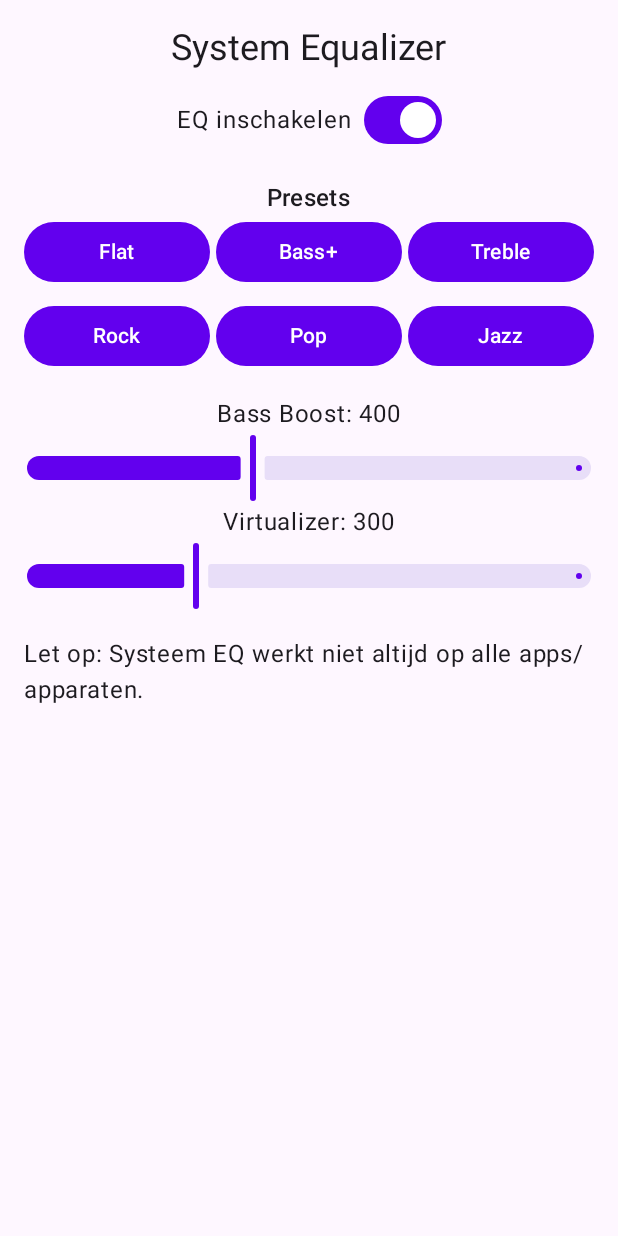
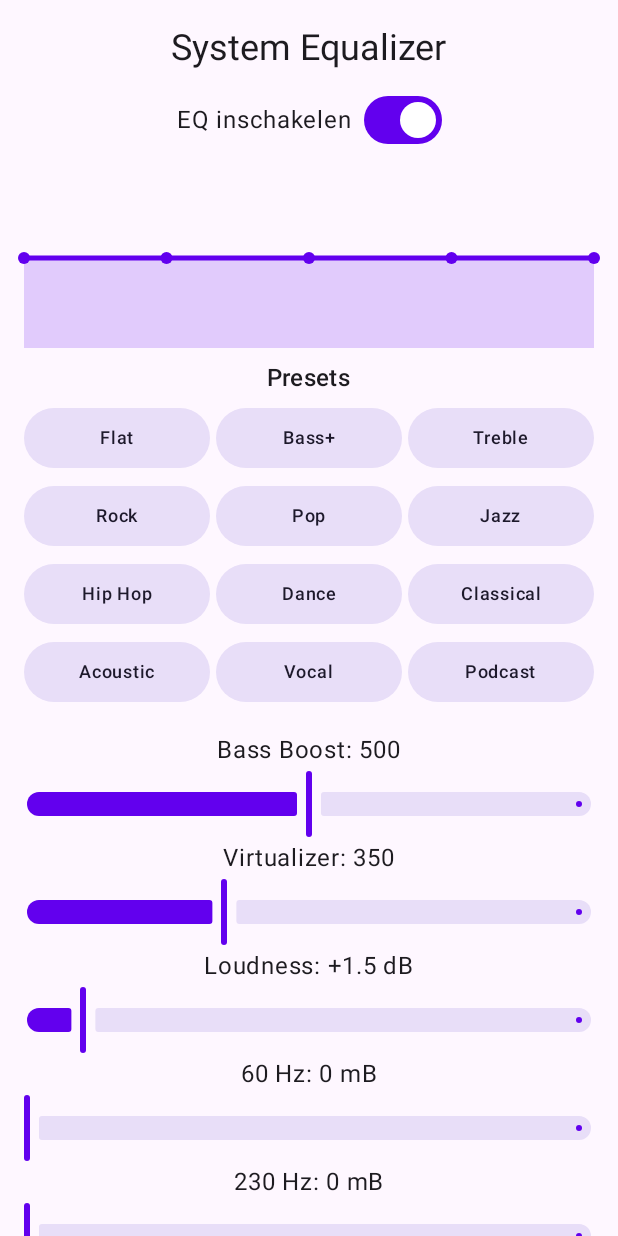
Before and after one commit to stefansdsd-ctrl/Philips-TAH6519-Companion, an Android app built with Jetpack Compose: the EqualizerScreen screen opened through its navigation route, after a tap on "Rock", on a phone screen of 412 x 824 dp. Run offline under Robolectric (Android 15) with nearby library versions, the phone set to English and light mode, and no system bars; 3 other taps on this screen came first.

Commit message:
Add loudness booster, EQ curve and more presets

```diff
--- a/app/src/main/java/com/philips/tah6519companion/ui/screens/MediaAndEqScreens.kt
+++ b/app/src/main/java/com/philips/tah6519companion/ui/screens/MediaAndEqScreens.kt
@@ -5,11 +5,15 @@ import android.content.SharedPreferences
 import android.media.AudioManager
 import android.media.audiofx.BassBoost
 import android.media.audiofx.Equalizer
+import android.media.audiofx.LoudnessEnhancer
 import android.media.audiofx.Virtualizer
 import android.media.session.MediaController
 import android.media.session.MediaSessionManager
+import androidx.compose.foundation.Canvas
 import androidx.compose.foundation.Image
 import androidx.compose.foundation.layout.*
+import androidx.compose.foundation.rememberScrollState
+import androidx.compose.foundation.verticalScroll
 import androidx.compose.material.icons.Icons
 import androidx.compose.material.icons.filled.Pause
 import androidx.compose.material.icons.filled.PlayArrow
@@ -19,13 +23,41 @@ import androidx.compose.material3.*
 import androidx.compose.runtime.*
 import androidx.compose.ui.Alignment
 import androidx.compose.ui.Modifier
+import androidx.compose.ui.geometry.Offset
+import androidx.compose.ui.graphics.Path
+import androidx.compose.ui.graphics.StrokeCap
+import androidx.compose.ui.graphics.StrokeJoin
 import androidx.compose.ui.graphics.asImageBitmap
+import androidx.compose.ui.graphics.drawscope.Stroke
 import androidx.compose.ui.platform.LocalContext
 import androidx.compose.ui.unit.dp
 import androidx.core.content.edit
 import kotlinx.coroutines.delay
 
 private val bandFrequencies = listOf("60 Hz", "230 Hz", "910 Hz", "3.6 kHz", "14 kHz")
+
+private data class EqPreset(
+    val name: String,
+    val bands: List<Int>,
+    val bass: Int,
+    val virt: Int,
+    val loud: Int
+)
+
+private val eqPresets = listOf(
+    EqPreset("Flat", listOf(0, 0, 0, 0, 0), 0, 0, 0),
+    EqPreset("Bass+", listOf(700, 450, 0, -200, -300), 850, 150, 200),
+    EqPreset("Treble", listOf(-100, 0, 100, 400, 700), 100, 250, 0),
+    EqPreset("Rock", listOf(500, 300, -150, 200, 450), 500, 350, 150),
+    EqPreset("Pop", listOf(200, 100, 150, 300, 250), 200, 200, 100),
+    EqPreset("Jazz", listOf(150, 0, 50, 200, 300), 100, 300, 0),
+    EqPreset("Hip Hop", listOf(800, 500, -100, 100, 200), 900, 100, 250),
+    EqPreset("Dance", listOf(600, 300, 0, 200, 500), 600, 250, 200),
+    EqPreset("Classical", listOf(0, 0, 0, 200, 400), 0, 400, 0),
+    EqPreset("Acoustic", listOf(250, 150, 0, 150, 300), 150, 200, 0),
+    EqPreset("Vocal", listOf(-200, -50, 450, 500, 150), 0, 150, 100),
+    EqPreset("Podcast", listOf(-300, 150, 500, 250, -100), 0, 0, 200)
+)
 
 @Composable
 fun MediaScreen() {
@@ -141,40 +173,64 @@ fun EqualizerScreen() {
     var eq by remember { mutableStateOf<Equalizer?>(null) }
     var bass by remember { mutableStateOf<BassBoost?>(null) }
     var virtualizer by remember { mutableStateOf<Virtualizer?>(null) }
+    var loudnessFx by remember { mutableStateOf<LoudnessEnhancer?>(null) }
     var bandLevels by remember { mutableStateOf(loadLevels(prefs)) }
     var bassStrength by remember { mutableIntStateOf(prefs.getInt("bass", 0)) }
     var virtualStrength by remember { mutableIntStateOf(prefs.getInt("virtual", 0)) }
+    var loudness by remember { mutableIntStateOf(prefs.getInt("loudness", 0)) }
     var eqEnabled by remember { mutableStateOf(prefs.getBoolean("eq_enabled", true)) }
+    var bandMin by remember { mutableFloatStateOf(-1500f) }
+    var bandMax by remember { mutableFloatStateOf(1500f) }
 
     DisposableEffect(Unit) {
         try {
-            eq = Equalizer(0, 0).apply { enabled = eqEnabled }
-            bass = BassBoost(0, 0).apply { enabled = true }
-            virtualizer = Virtualizer(0, 0).apply { enabled = true }
-            applyLevels(eq, bass, virtualizer, bandLevels, bassStrength, virtualStrength)
+            eq = Equalizer(0, 0).apply {
+                enabled = eqEnabled
+                bandMin = bandLevelRange[0].toFloat()
+                bandMax = bandLevelRange[1].toFloat()
+            }
         } catch (_: Exception) {}
+        try { bass = BassBoost(0, 0).apply { enabled = true } } catch (_: Exception) {}
+        try { virtualizer = Virtualizer(0, 0).apply { enabled = true } } catch (_: Exception) {}
+        try { loudnessFx = LoudnessEnhancer(0) } catch (_: Exception) {}
+        applyLevels(eq, bass, virtualizer, loudnessFx, bandLevels, bassStrength, virtualStrength, loudness)
         onDispose {
             eq?.release()
             bass?.release()
             virtualizer?.release()
+            loudnessFx?.release()
         }
     }
 
-    fun saveAndApply(levels: List<Int>, strength: Int = bassStrength, virt: Int = virtualStrength) {
-        bandLevels = levels
-        bassStrength = strength
-        virtualStrength = virt
+    fun saveAndApply(
+        levels: List<Int>,
+        strength: Int = bassStrength,
+        virt: Int = virtualStrength,
+        loud: Int = loudness
+    ) {
+        val clamped = levels.map { it.coerceIn(bandMin.toInt(), bandMax.toInt()) }
+        bandLevels = clamped
+        bassStrength = strength.coerceIn(0, 1000)
+        virtualStrength = virt.coerceIn(0, 1000)
+        loudness = loud.coerceIn(0, 1500)
         prefs.edit {
-            levels.forEachIndexed { i, v -> putInt("band_$i", v) }
-            putInt("bass", strength)
-            putInt("virtual", virt)
+            clamped.forEachIndexed { i, v -> putInt("band_$i", v) }
+            putInt("bass", bassStrength)
+            putInt("virtual", virtualStrength)
+            putInt("loudness", loudness)
             putBoolean("eq_enabled", eqEnabled)
         }
-        applyLevels(eq, bass, virtualizer, levels, strength, virt)
+        applyLevels(eq, bass, virtualizer, loudnessFx, clamped, bassStrength, virtualStrength, loudness)
         eq?.enabled = eqEnabled
     }
 
-    Column(modifier = Modifier.fillMaxSize().padding(16.dp), horizontalAlignment = Alignment.CenterHorizontally) {
+    Column(
+        modifier = Modifier
+            .fillMaxSize()
+            .verticalScroll(rememberScrollState())
+            .padding(16.dp),
+        horizontalAlignment = Alignment.CenterHorizontally
+    ) {
         Text("System Equalizer", style = MaterialTheme.typography.headlineSmall)
         Spacer(Modifier.height(8.dp))
         Row(verticalAlignment = Alignment.CenterVertically) {
@@ -186,29 +242,34 @@ fun EqualizerScreen() {
                 prefs.edit { putBoolean("eq_enabled", it) }
             })
         }
-        Spacer(Modifier.height(16.dp))
+        Spacer(Modifier.height(8.dp))
+        EqCurve(bandLevels)
+        Spacer(Modifier.height(8.dp))
 
         Text("Presets", style = MaterialTheme.typography.titleMedium)
-        Row(horizontalArrangement = Arrangement.spacedBy(4.dp), modifier = Modifier.fillMaxWidth()) {
-            Button(onClick = { saveAndApply(listOf(0, 0, 0, 0, 0), 0, 0) }, modifier = Modifier.weight(1f)) { Text("Flat") }
-            Button(onClick = { saveAndApply(listOf(600, 400, 0, -200, -400), 800, 200) }, modifier = Modifier.weight(1f)) { Text("Bass+") }
-            Button(onClick = { saveAndApply(listOf(300, 100, -100, 200, 400), 200, 100) }, modifier = Modifier.weight(1f)) { Text("Treble") }
-        }
-        Spacer(Modifier.height(8.dp))
-        Row(horizontalArrangement = Arrangement.spacedBy(4.dp), modifier = Modifier.fillMaxWidth()) {
-            Button(onClick = { saveAndApply(listOf(400, 200, -100, 100, 300), 400, 300) }, modifier = Modifier.weight(1f)) { Text("Rock") }
-            Button(onClick = { saveAndApply(listOf(200, 0, 100, 200, 100), 100, 150) }, modifier = Modifier.weight(1f)) { Text("Pop") }
-            Button(onClick = { saveAndApply(listOf(100, 0, 0, 100, 200), 0, 250) }, modifier = Modifier.weight(1f)) { Text("Jazz") }
+        eqPresets.chunked(3).forEach { row ->
+            Row(
+                horizontalArrangement = Arrangement.spacedBy(4.dp),
+                modifier = Modifier.fillMaxWidth().padding(top = 4.dp)
+            ) {
+                row.forEach { preset ->
+                    FilledTonalButton(
+                        onClick = { saveAndApply(preset.bands, preset.bass, preset.virt, preset.loud) },
+                        modifier = Modifier.weight(1f),
+                        contentPadding = PaddingValues(horizontal = 4.dp, vertical = 8.dp)
+                    ) {
+                        Text(preset.name, style = MaterialTheme.typography.labelMedium, maxLines = 1)
+                    }
+                }
+                repeat(3 - row.size) { Spacer(Modifier.weight(1f)) }
+            }
         }
         Spacer(Modifier.height(16.dp))
 
         Text("Bass Boost: $bassStrength")
         Slider(
             value = bassStrength.toFloat(),
-            onValueChange = { v ->
-                bassStrength = v.toInt()
-                saveAndApply(bandLevels, bassStrength, virtualStrength)
-            },
+            onValueChange = { saveAndApply(bandLevels, it.toInt(), virtualStrength, loudness) },
             valueRange = 0f..1000f,
             modifier = Modifier.fillMaxWidth()
         )
@@ -216,48 +277,115 @@ fun EqualizerScreen() {
         Text("Virtualizer: $virtualStrength")
         Slider(
             value = virtualStrength.toFloat(),
-            onValueChange = { v ->
-                virtualStrength = v.toInt()
-                saveAndApply(bandLevels, bassStrength, virtualStrength)
-            },
+            onValueChange = { saveAndApply(bandLevels, bassStrength, it.toInt(), loudness) },
             valueRange = 0f..1000f,
             modifier = Modifier.fillMaxWidth()
         )
 
+        Text("Loudness: +${"%.1f".format(loudness / 100f)} dB")
+        Slider(
+            value = loudness.toFloat(),
+            onValueChange = { saveAndApply(bandLevels, bassStrength, virtualStrength, it.toInt()) },
+            valueRange = 0f..1500f,
+            enabled = loudnessFx != null,
+            modifier = Modifier.fillMaxWidth()
+        )
+        if (loudnessFx == null) {
+            Text("Loudness niet ondersteund op dit apparaat.", style = MaterialTheme.typography.bodySmall)
+        }
+
         eq?.let { e ->
-            val bands = minOf(5, e.numberOfBands)
+            val bands = minOf(5, e.numberOfBands.toInt())
             repeat(bands) { i ->
-                Text("${bandFrequencies.getOrElse(i) { "Band ${i+1}" }}: ${bandLevels.getOrElse(i) { 0 }} mB")
+                Text("${bandFrequencies.getOrElse(i) { "Band ${i + 1}" }}: ${bandLevels.getOrElse(i) { 0 }} mB")
                 Slider(
-                    value = bandLevels.getOrElse(i) { 0 }.toFloat(),
+                    value = bandLevels.getOrElse(i) { 0 }.toFloat().coerceIn(bandMin, bandMax),
                     onValueChange = { v ->
                         val newLevels = bandLevels.toMutableList()
                         while (newLevels.size <= i) newLevels.add(0)
                         newLevels[i] = v.toInt()
-                        bandLevels = newLevels
-                        e.setBandLevel(i.toShort(), v.toInt().toShort())
-                        prefs.edit { putInt("band_$i", v.toInt()) }
+                        saveAndApply(newLevels, bassStrength, virtualStrength, loudness)
                     },
-                    valueRange = -1500f..1500f,
+                    valueRange = bandMin..bandMax,
                     modifier = Modifier.fillMaxWidth()
                 )
             }
-        }
+        } ?: Text("Equalizer niet beschikbaar op dit apparaat.", style = MaterialTheme.typography.bodySmall)
 
         Spacer(Modifier.height(16.dp))
-        Text("Let op: Systeem EQ werkt niet altijd op alle apps/apparaten.")
+        Text(
+            "Systeem-EQ, bass, virtualizer en loudness gelden voor audio-sessie 0. Niet elke app respecteert dat.",
+            style = MaterialTheme.typography.bodySmall
+        )
+        Spacer(Modifier.height(24.dp))
+    }
+}
+
+@Composable
+private fun EqCurve(levels: List<Int>) {
+    val line = MaterialTheme.colorScheme.primary
+    val fillColor = line.copy(alpha = 0.18f)
+    val zeroColor = MaterialTheme.colorScheme.outline.copy(alpha = 0.6f)
+    Canvas(modifier = Modifier.fillMaxWidth().height(120.dp)) {
+        if (levels.isEmpty()) return@Canvas
+        fun yFor(level: Int): Float {
+            val norm = (level.coerceIn(-1500, 1500) + 1500) / 3000f
+            return size.height - (norm * size.height)
+        }
+        val stepX = if (levels.size > 1) size.width / (levels.size - 1) else size.width
+        val curve = Path()
+        val fill = Path()
+        levels.forEachIndexed { i, level ->
+            val x = i * stepX
+            val y = yFor(level)
+            if (i == 0) {
+                curve.moveTo(x, y)
+                fill.moveTo(x, size.height)
+                fill.lineTo(x, y)
+            } else {
+                curve.lineTo(x, y)
+                fill.lineTo(x, y)
+            }
+        }
+        fill.lineTo((levels.size - 1) * stepX, size.height)
+        fill.close()
+        val zeroY = yFor(0)
+        drawLine(zeroColor, Offset(0f, zeroY), Offset(size.width, zeroY), strokeWidth = 2f)
+        drawPath(fill, fillColor)
+        drawPath(curve, line, style = Stroke(width = 5f, cap = StrokeCap.Round, join = StrokeJoin.Round))
+        levels.forEachIndexed { i, level ->
+            drawCircle(line, radius = 6f, center = Offset(i * stepX, yFor(level)))
+        }
     }
 }
 
 private fun loadLevels(prefs: SharedPreferences): List<Int> =
     (0 until 5).map { prefs.getInt("band_$it", 0) }
 
-private fun applyLevels(eq: Equalizer?, bass: BassBoost?, virt: Virtualizer?, levels: List<Int>, bassStrength: Int = 0, virtStrength: Int = 0) {
+private fun applyLevels(
+    eq: Equalizer?,
+    bass: BassBoost?,
+    virt: Virtualizer?,
+    loud: LoudnessEnhancer?,
+    levels: List<Int>,
+    bassStrength: Int,
+    virtStrength: Int,
+    loudness: Int
+) {
     eq?.let { e ->
+        val range = e.bandLevelRange
         levels.forEachIndexed { i, level ->
-            if (i < e.numberOfBands) e.setBandLevel(i.toShort(), level.toShort())
+            if (i < e.numberOfBands) {
+                val clamped = level.coerceIn(range[0].toInt(), range[1].toInt())
+                e.setBandLevel(i.toShort(), clamped.toShort())
+            }
         }
     }
-    bass?.setStrength(bassStrength.toShort())
-    virt?.setStrength(virtStrength.toShort())
+    try { bass?.setStrength(bassStrength.coerceIn(0, 1000).toShort()) } catch (_: Exception) {}
+    try { virt?.setStrength(virtStrength.coerceIn(0, 1000).toShort()) } catch (_: Exception) {}
+    try {
+        val gain = loudness.coerceIn(0, 1500)
+        loud?.setTargetGain(gain)
+        loud?.enabled = gain > 0
+    } catch (_: Exception) {}
 }
```
